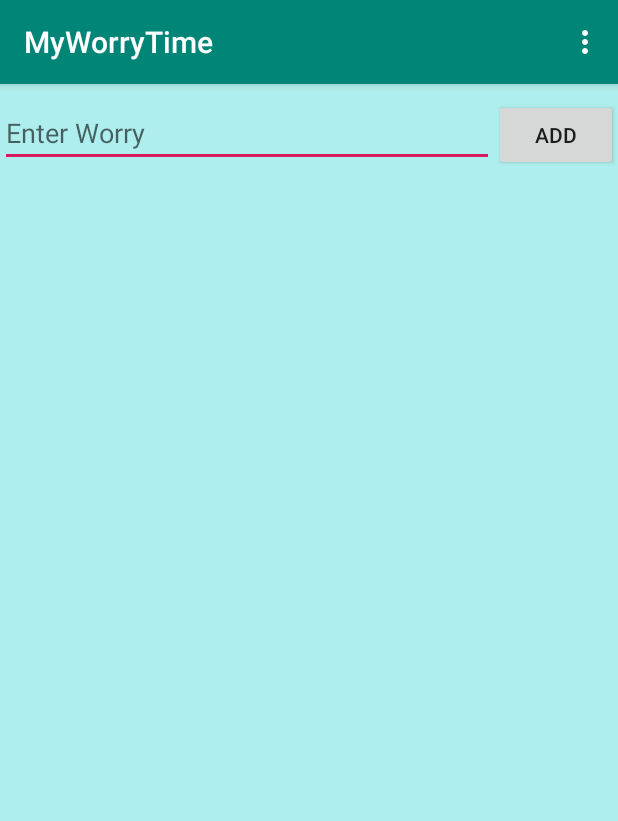
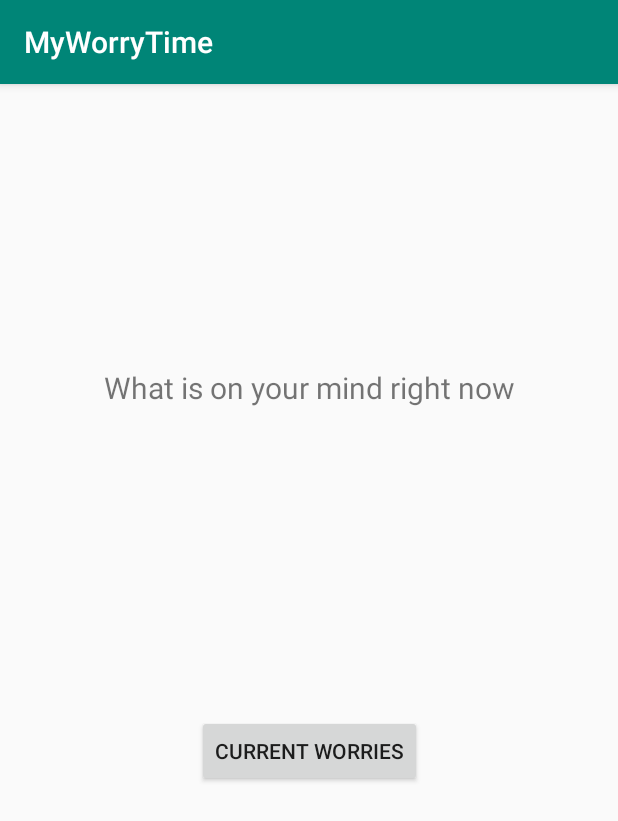
Before and after one commit to WFoster1994/MyWorryTime, an Android app: the screen it shows after launch (MainActivity), on a phone screen of 412 x 824 dp. Shown: the top 821 px of the screen. Run offline under Robolectric (Android 15) with nearby library versions, the phone set to English and light mode, and no system bars.

Commit message:
Learned how to implement new activities and views. Ensured that a homepage launches, and the worry list from there

```diff
--- a/app/src/main/AndroidManifest.xml
+++ b/app/src/main/AndroidManifest.xml
@@ -28,6 +28,7 @@
                 <category android:name="android.intent.category.LAUNCHER"/>
             </intent-filter>
         </activity>
+        <activity android:name=".WorryActivity" />
     </application>
 
 </manifest>
--- a/app/src/main/java/will/example/myworrytime/MainActivity.java
+++ b/app/src/main/java/will/example/myworrytime/MainActivity.java
@@ -1,103 +1,34 @@
 package will.example.myworrytime;
 
-import android.content.Context;
+import android.content.Intent;
 import android.os.Bundle;
-import android.view.Menu;
-import android.view.MenuItem;
 import android.view.View;
-import android.widget.AdapterView;
-import android.widget.ArrayAdapter;
 import android.widget.Button;
-import android.widget.EditText;
-import android.widget.ListView;
-import android.widget.Toast;
 
 import androidx.appcompat.app.AppCompatActivity;
 
-import java.util.ArrayList;
+public class MainActivity extends AppCompatActivity {
 
-public class MainActivity extends AppCompatActivity implements View.OnClickListener, AdapterView.OnItemClickListener {
+    private Button button;
 
-    //Non-public/static field names start with m. They are a member
-    private ListView mListView;
-    private EditText mEditText;
-    private Button mButton;
-
-    private ArrayList<String> mArrayList;
-    private ArrayAdapter<String> mAdapter;
 
     @Override
     protected void onCreate(Bundle savedInstanceState) {
         super.onCreate(savedInstanceState);
-        setContentView(R.layout.worry_list);
+        setContentView(R.layout.content_main);
 
-        mEditText = findViewById(R.id.edit_worry);
-        mButton = findViewById(R.id.add_worry_button);
-        mListView = findViewById(R.id.worries_list_view);
-
-        mArrayList = WorryHelper.readData(this);
-        mAdapter = new ArrayAdapter<String>(this, android.R.layout.simple_list_item_1, mArrayList);
-        mListView.setAdapter(mAdapter);
-
-        /*The ArrayAdapter acts as a controller in this MVC relationship
-          The code looks up the ListView by using the id properties defined
-          in the worry_row and row_text layouts*/
-        /*ArrayAdapter<String> arrayAdapter = new ArrayAdapter<String>(
-                this,
-                R.layout.worry_row,
-                R.id.row_text,
-                new String[]{"first record", "second record", "third record"}
-        );
-        mListView.setAdapter(arrayAdapter);*/
-
-        mButton.setOnClickListener(this);
-        mListView.setOnItemClickListener(this);
+        button = (Button) findViewById(R.id.launch_list_button);
+        button.setOnClickListener(new View.OnClickListener() {
+            @Override
+            public void onClick(View v) {
+                openWorryActivity();
+            }
+        });
     }
 
-    @Override
-    public boolean onCreateOptionsMenu(Menu menu) {
-        // Inflate the menu; this adds items to the action bar if it is present.
-        getMenuInflater().inflate(R.menu.menu_main, menu);
-        return true;
-    }
+    public void openWorryActivity() {
+        Intent intent = new Intent(this, WorryActivity.class);
+        startActivity(intent);
 
-    @Override
-    public boolean onOptionsItemSelected(MenuItem item) {
-        // Handle action bar item clicks here. The action bar will
-        // automatically handle clicks on the Home/Up button, so long
-        // as you specify a parent activity in AndroidManifest.xml.
-        int id = item.getItemId();
-
-        //noinspection SimplifiableIfStatement
-        if (id == R.id.action_settings) {
-            return true;
-        }
-
-        return super.onOptionsItemSelected(item);
-    }
-
-    @Override
-    /* Once something is typed into the edit text field
-    * it will be saved into the items list */
-    public void onClick(View v) {
-        switch (v.getId()){
-            case R.id.add_worry_button:
-                String textEntered = mEditText.getText().toString();
-                mAdapter.add(textEntered);
-                //Ensure the edit text field reverts to be empty
-                mEditText.setText("");
-
-                WorryHelper.writeData(mArrayList, this);
-
-                Toast.makeText(this, "Worry Added", Toast.LENGTH_SHORT).show();
-                break;
-        }
-    }
-
-    @Override
-    public void onItemClick(AdapterView<?> parent, View view, int position, long id) {
-        mArrayList.remove(position);
-        mAdapter.notifyDataSetChanged();
-        Toast.makeText(this, "Worry Deleted", Toast.LENGTH_SHORT).show();
     }
 }
--- a/app/src/main/res/layout/activity_main.xml
+++ b/app/src/main/res/layout/activity_main.xml
@@ -35,7 +35,7 @@
         android:layout_marginBottom="16dp"
         android:text="What is on your mind right now"
         android:textSize="20sp"
-        app:layout_constraintBottom_toTopOf="@+id/launch_list_btn"
+        app:layout_constraintBottom_toTopOf="@+id/launch_list_button"
         app:layout_constraintLeft_toLeftOf="parent"
         app:layout_constraintRight_toRightOf="parent"
         app:layout_constraintTop_toTopOf="parent" />
--- a/app/src/main/res/layout/content_main.xml
+++ b/app/src/main/res/layout/content_main.xml
@@ -16,13 +16,13 @@
         android:layout_marginBottom="16dp"
         android:text="What is on your mind right now"
         android:textSize="20sp"
-        app:layout_constraintBottom_toTopOf="@+id/launch_list_btn"
+        app:layout_constraintBottom_toTopOf="@+id/launch_list_button"
         app:layout_constraintLeft_toLeftOf="parent"
         app:layout_constraintRight_toRightOf="parent"
         app:layout_constraintTop_toTopOf="parent" />
 
     <Button
-        android:id="@+id/launch_list_btn"
+        android:id="@+id/launch_list_button"
         android:layout_width="wrap_content"
         android:layout_height="wrap_content"
         android:layout_marginLeft="32dp"
```
Also changed, not shown: app/src/main/java/will/example/myworrytime/WorryActivity.java (added, +103 -0 lines).
